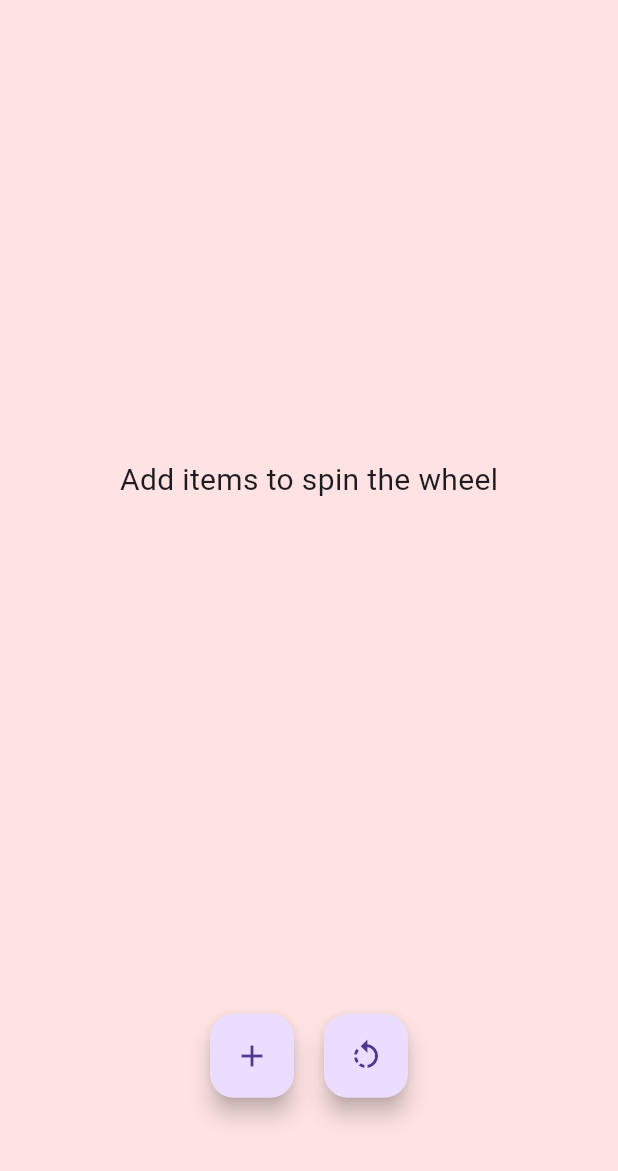
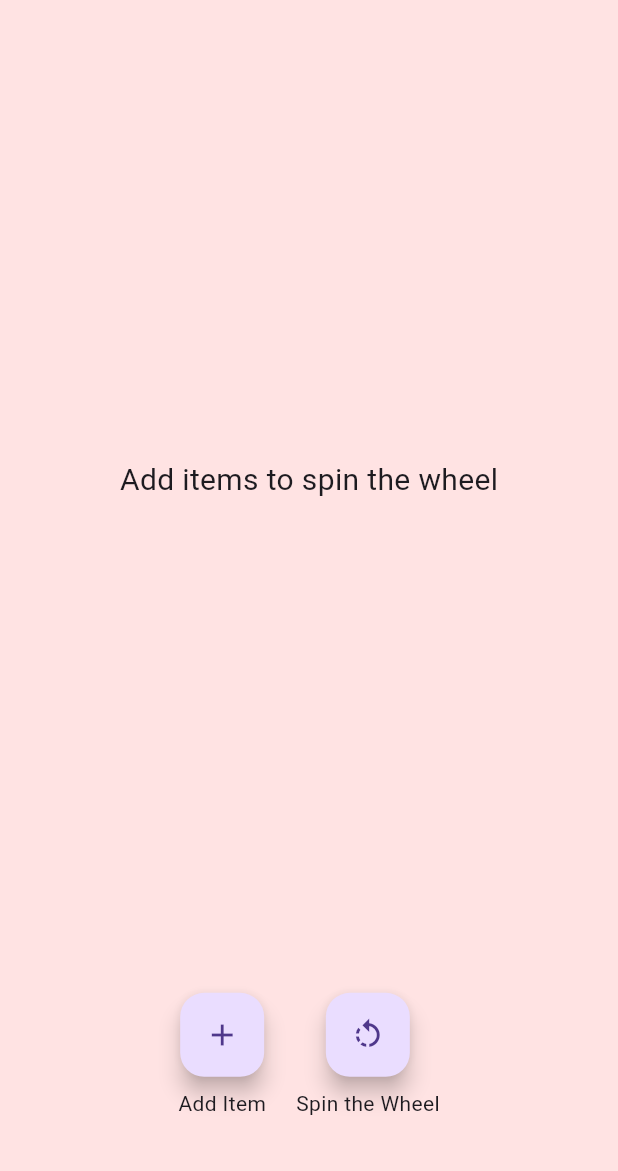
Before and after one commit to LuminitaIon/Spinning-Wheel-Choice-for-Books, a Flutter app: the screen it shows after launch, on a phone screen of 412 x 824 dp, the part 65-1236 px from its top. Run offline on Flutter 3.47's test engine with Material 3 defaults, Android fonts, the phone set to English and light mode, and no system bars; our stand-ins replace flutter_bloc.

Commit message:
added label to the floating buttons

```diff
--- a/lib/wheel_page.dart
+++ b/lib/wheel_page.dart
@@ -55,6 +55,9 @@ class WheelPage extends StatelessWidget {
             child: Row(
               mainAxisAlignment: MainAxisAlignment.center,
               children: [
+                Column(
+                  mainAxisAlignment: MainAxisAlignment.center,
+                  children: [
                     FloatingActionButton(
                       onPressed: () {
                         showDialog(
@@ -65,13 +68,24 @@ class WheelPage extends StatelessWidget {
                       tooltip: 'Add Item',
                       child: Icon(Icons.add),
                     ),
+                    SizedBox(height: 8),
+                    Text('Add Item'),
+                  ],
+                ),
                 SizedBox(width: 20),
+                Column(
+                  mainAxisAlignment: MainAxisAlignment.center,
+                  children: [
                     FloatingActionButton(
                       onPressed: () {
                         context.read<WheelCubit>().spinWheel();
                       },
                       tooltip: 'Spin Wheel',
                       child: Icon(Icons.rotate_left),
+                    ),
+                    SizedBox(height: 8),
+                    Text('Spin the Wheel')
+                  ],
                 ),
               ],
             ),
```
Lines whose indentation alone changed are shown as unchanged.
